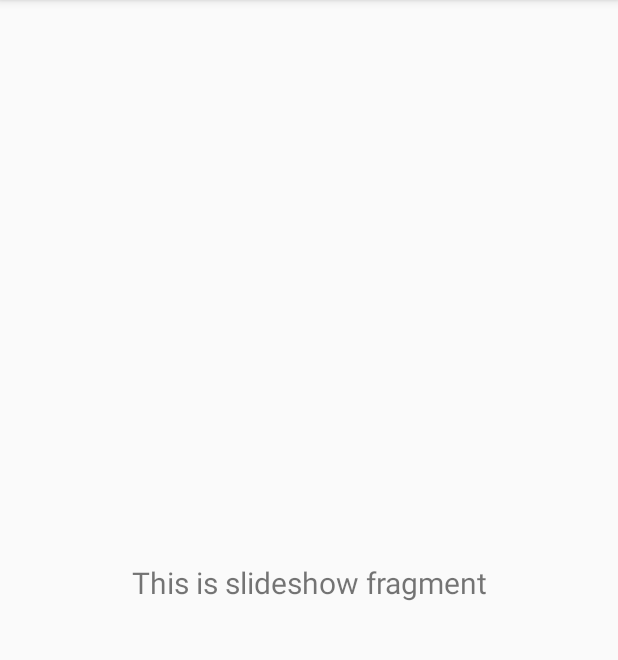
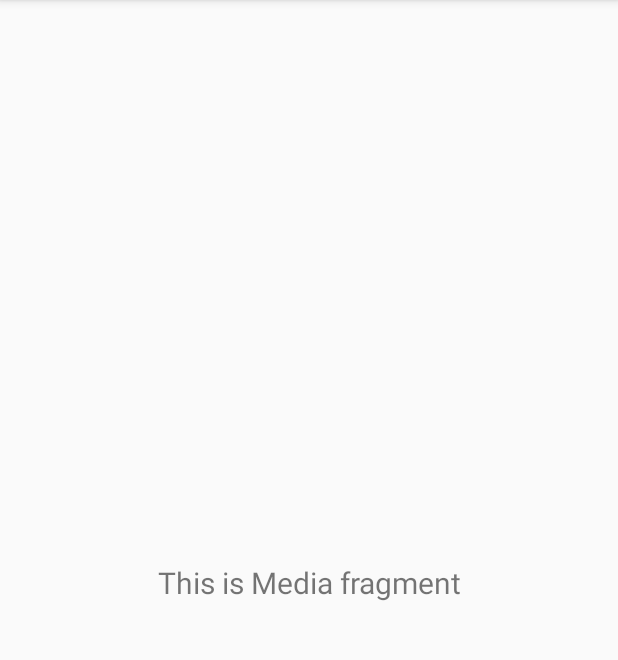
Before and after one commit to jgteske/GeoApp2020HMAndroid, an Android app: the fragment MediaFragment shown on its own in the app's theme, on a phone screen of 412 x 824 dp, the part 84-744 px from its top. Run offline under Robolectric (Android 15) with nearby library versions, the phone set to English and light mode, and no system bars.

Commit message:
Namensänderung Slideshow zu Media

```diff
--- a/GeoApp2020/app/src/main/java/com/example/geoapp2020/MainActivity.java
+++ b/GeoApp2020/app/src/main/java/com/example/geoapp2020/MainActivity.java
@@ -39,7 +39,7 @@ public class MainActivity extends AppCompatActivity {
         // Passing each menu ID as a set of Ids because each
         // menu should be considered as top level destinations.
         mAppBarConfiguration = new AppBarConfiguration.Builder(
-                R.id.nav_home, R.id.nav_gallery, R.id.nav_slideshow, R.id.nav_webview)
+                R.id.nav_home, R.id.nav_gallery, R.id.nav_media, R.id.nav_webview, R.id.nav_map)
                 .setDrawerLayout(drawer)
                 .build();
         NavController navController = Navigation.findNavController(this, R.id.nav_host_fragment);
--- a/GeoApp2020/app/src/main/java/com/example/geoapp2020/ui/slideshow/SlideshowFragment.java
+++ b/GeoApp2020/app/src/main/java/com/example/geoapp2020/ui/media/MediaFragment.java
@@ -1,4 +1,4 @@
-package com.example.geoapp2020.ui.slideshow;
+package com.example.geoapp2020.ui.media;
 
 import android.os.Bundle;
 import android.view.LayoutInflater;
@@ -14,17 +14,17 @@ import androidx.lifecycle.ViewModelProviders;
 
 import com.example.geoapp2020.R;
 
-public class SlideshowFragment extends Fragment {
+public class MediaFragment extends Fragment {
 
-    private SlideshowViewModel slideshowViewModel;
+    private MediaViewModel mediaViewModel;
 
     public View onCreateView(@NonNull LayoutInflater inflater,
                              ViewGroup container, Bundle savedInstanceState) {
-        slideshowViewModel =
-                ViewModelProviders.of(this).get(SlideshowViewModel.class);
-        View root = inflater.inflate(R.layout.fragment_slideshow, container, false);
-        final TextView textView = root.findViewById(R.id.text_slideshow);
-        slideshowViewModel.getText().observe(getViewLifecycleOwner(), new Observer<String>() {
+        mediaViewModel =
+                ViewModelProviders.of(this).get(MediaViewModel.class);
+        View root = inflater.inflate(R.layout.fragment_media, container, false);
+        final TextView textView = root.findViewById(R.id.text_media);
+        mediaViewModel.getText().observe(getViewLifecycleOwner(), new Observer<String>() {
             @Override
             public void onChanged(@Nullable String s) {
                 textView.setText(s);
--- a/GeoApp2020/app/src/main/java/com/example/geoapp2020/ui/slideshow/SlideshowViewModel.java
+++ b/GeoApp2020/app/src/main/java/com/example/geoapp2020/ui/media/MediaViewModel.java
@@ -1,16 +1,16 @@
-package com.example.geoapp2020.ui.slideshow;
+package com.example.geoapp2020.ui.media;
 
 import androidx.lifecycle.LiveData;
 import androidx.lifecycle.MutableLiveData;
 import androidx.lifecycle.ViewModel;
 
-public class SlideshowViewModel extends ViewModel {
+public class MediaViewModel extends ViewModel {
 
     private MutableLiveData<String> mText;
 
-    public SlideshowViewModel() {
+    public MediaViewModel() {
         mText = new MutableLiveData<>();
-        mText.setValue("This is slideshow fragment");
+        mText.setValue("This is Media fragment");
     }
 
     public LiveData<String> getText() {
--- a/GeoApp2020/app/src/main/res/layout/fragment_slideshow.xml
+++ b/GeoApp2020/app/src/main/res/layout/fragment_media.xml
@@ -4,10 +4,10 @@
     xmlns:tools="http://schemas.android.com/tools"
     android:layout_width="match_parent"
     android:layout_height="match_parent"
-    tools:context=".ui.slideshow.SlideshowFragment">
+    tools:context=".ui.media.MediaFragment">
 
     <TextView
-        android:id="@+id/text_slideshow"
+        android:id="@+id/text_media"
         android:layout_width="match_parent"
         android:layout_height="wrap_content"
         android:layout_marginStart="8dp"
--- a/GeoApp2020/app/src/main/res/menu/activity_main_drawer.xml
+++ b/GeoApp2020/app/src/main/res/menu/activity_main_drawer.xml
@@ -25,7 +25,7 @@
             android:icon="@drawable/ic_menu_touch"
             android:title="@string/menu_touch" />
         <item
-            android:id="@+id/nav_slideshow"
+            android:id="@+id/nav_media"
             android:icon="@drawable/ic_menu_media"
             android:title="@string/menu_media" />
         <item
--- a/GeoApp2020/app/src/main/res/navigation/mobile_navigation.xml
+++ b/GeoApp2020/app/src/main/res/navigation/mobile_navigation.xml
@@ -36,10 +36,10 @@
         tools:layout="@layout/fragment_gallery" />
 
     <fragment
-        android:id="@+id/nav_slideshow"
-        android:name="com.example.geoapp2020.ui.slideshow.SlideshowFragment"
+        android:id="@+id/nav_media"
+        android:name="com.example.geoapp2020.ui.media.MediaFragment"
         android:label="@string/menu_media"
-        tools:layout="@layout/fragment_slideshow" />
+        tools:layout="@layout/fragment_media" />
 
     <fragment
         android:id="@+id/nav_webview"
--- a/GeoApp2020/app/src/main/res/values/strings.xml
+++ b/GeoApp2020/app/src/main/res/values/strings.xml
@@ -13,7 +13,8 @@
         <string name="subtitle_1">News</string>
     <string name="menu_gallery">Gallery</string>
         <string name="title_gallery">Gallerie</string>
-    <string name="menu_media">Slideshow</string>
+    <string name="menu_media">Media</string>
+        <string name="title_media">Medientitel!</string>
     <string name="menu_webview">Webview</string>
         <string name="title_webview">Projektseite von Johann Teske</string>
     <string name="menu_draw">Draw Graphics</string>
```
